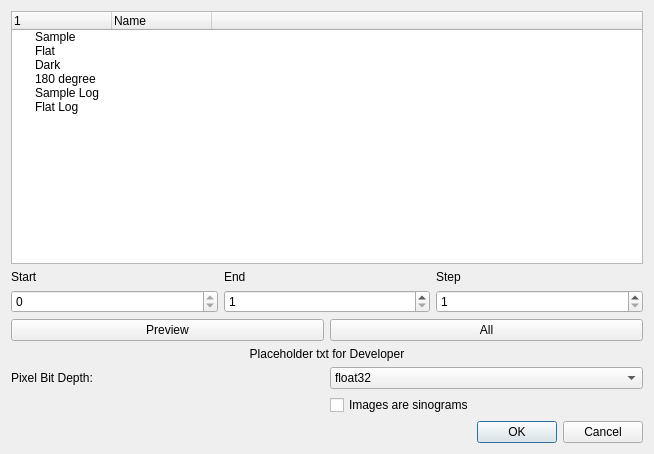
mantidproject/mantidimaging, file mantidimaging/gui/ui/load_dialog.ui: the form before one commit.
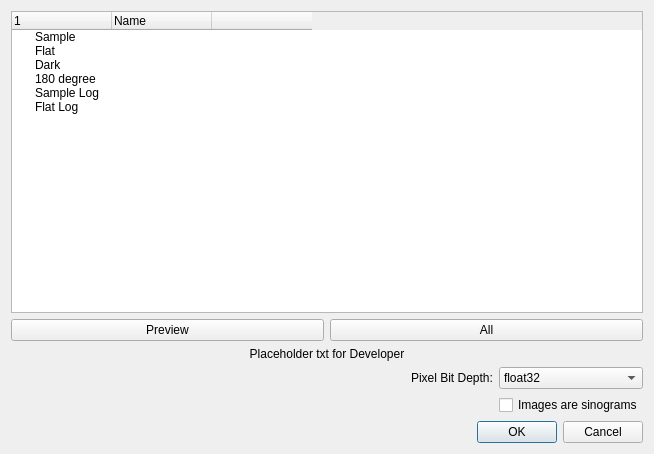
The form after the commit.

Commit message: Connect all select buttons

What changed in the file:
```diff
--- a/mantidimaging/gui/ui/load_dialog.ui
+++ b/mantidimaging/gui/ui/load_dialog.ui
@@ -16,6 +16,18 @@
   <layout class="QVBoxLayout" name="verticalLayout">
    <item>
     <widget class="QTreeWidget" name="tree">
+     <property name="expandsOnDoubleClick">
+      <bool>true</bool>
+     </property>
+     <attribute name="headerVisible">
+      <bool>true</bool>
+     </attribute>
+     <attribute name="headerHighlightSections">
+      <bool>false</bool>
+     </attribute>
+     <attribute name="headerStretchLastSection">
+      <bool>false</bool>
+     </attribute>
      <column>
       <property name="text">
        <string/>
@@ -101,79 +113,6 @@
    </item>
    <item>
     <layout class="QVBoxLayout" name="verticalLayout_5">
-     <item>
-      <layout class="QHBoxLayout" name="horizontalLayout_2">
-       <item>
-        <layout class="QVBoxLayout" name="verticalLayout_2">
-         <item>
-          <widget class="QLabel" name="label">
-           <property name="text">
-            <string>Start</string>
-           </property>
-          </widget>
-         </item>
-         <item>
-          <widget class="QSpinBox" name="index_start">
-           <property name="sizePolicy">
-            <sizepolicy hsizetype="Minimum" vsizetype="Maximum">
-             <horstretch>0</horstretch>
-             <verstretch>0</verstretch>
-            </sizepolicy>
-           </property>
-           <property name="maximum">
-            <number>0</number>
-           </property>
-          </widget>
-         </item>
-        </layout>
-       </item>
-       <item>
-        <layout class="QVBoxLayout" name="verticalLayout_3">
-         <item>
-          <widget class="QLabel" name="label_2">
-           <property name="text">
-            <string>End</string>
-           </property>
-          </widget>
-         </item>
-         <item>
-          <widget class="QSpinBox" name="index_end">
-           <property name="minimum">
-            <number>1</number>
-           </property>
-           <property name="maximum">
-            <number>9999999</number>
-           </property>
-          </widget>
-         </item>
-        </layout>
-       </item>
-       <item>
-        <layout class="QVBoxLayout" name="verticalLayout_4">
-         <item>
-          <widget class="QLabel" name="label_3">
-           <property name="text">
-            <string>Step</string>
-           </property>
-          </widget>
-         </item>
-         <item>
-          <widget class="QSpinBox" name="index_step">
-           <property name="minimum">
-            <number>1</number>
-           </property>
-           <property name="maximum">
-            <number>9999999</number>
-           </property>
-           <property name="value">
-            <number>1</number>
-           </property>
-          </widget>
-         </item>
-        </layout>
-       </item>
-      </layout>
-     </item>
      <item>
       <layout class="QHBoxLayout" name="horizontalLayout_3">
        <item>
@@ -206,7 +145,7 @@
    </item>
    <item>
     <layout class="QGridLayout" name="gridLayout">
-     <item row="0" column="1">
+     <item row="0" column="2">
       <widget class="QComboBox" name="pixel_bit_depth">
        <property name="editable">
         <bool>false</bool>
@@ -226,20 +165,33 @@
        </item>
       </widget>
      </item>
-     <item row="1" column="1">
+     <item row="1" column="2">
       <widget class="QCheckBox" name="images_are_sinograms">
        <property name="text">
         <string>Images are sinograms</string>
        </property>
       </widget>
      </item>
-     <item row="0" column="0">
+     <item row="0" column="1">
       <widget class="QLabel" name="label_5">
        <property name="text">
         <string>Pixel Bit Depth:</string>
        </property>
       </widget>
      </item>
+     <item row="0" column="0">
+      <spacer name="horizontalSpacer">
+       <property name="orientation">
+        <enum>Qt::Horizontal</enum>
+       </property>
+       <property name="sizeHint" stdset="0">
+        <size>
+         <width>40</width>
+         <height>20</height>
+        </size>
+       </property>
+      </spacer>
+     </item>
     </layout>
    </item>
    <item>
```
The commit also changes 3 other files.
